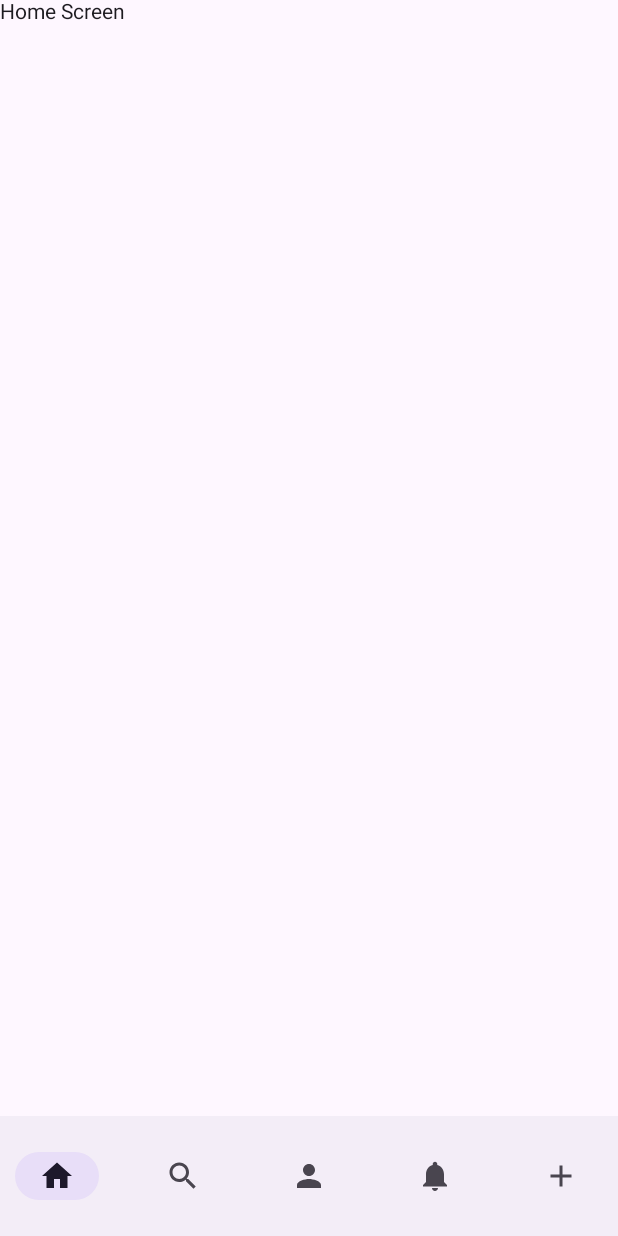
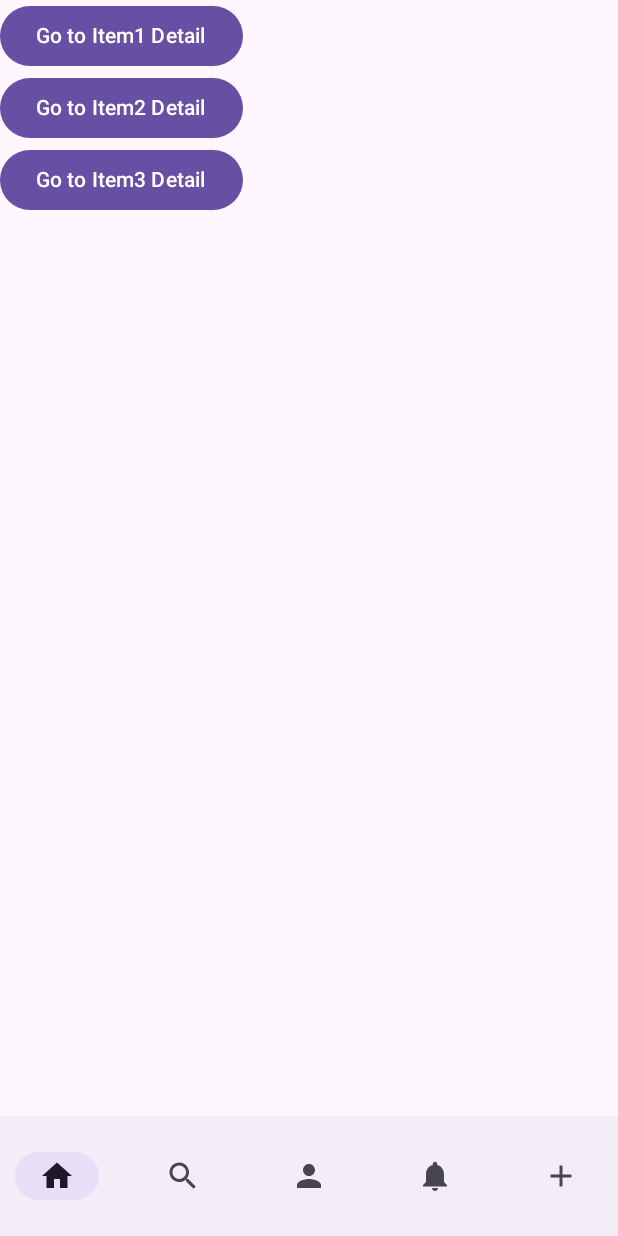
Before and after one commit to bibekgupta07/coordinator_pattern, an Android app built with Jetpack Compose: the screen it shows after launch (MainActivity), after a tap on "Login", on a phone screen of 412 x 824 dp. Run offline under Robolectric (Android 15) with nearby library versions, the phone set to English and light mode, and no system bars.

Commit message:
Homescreen  with its detailsScreen

```diff
--- a/app/src/main/java/com/bibekgupta/coordinatorpatternwitheverything/navigation/MainScreenWithBottomBar.kt
+++ b/app/src/main/java/com/bibekgupta/coordinatorpatternwitheverything/navigation/MainScreenWithBottomBar.kt
@@ -56,7 +56,7 @@ fun BottomNavigationBar(coordinator: AppCoordinator, navController: NavControlle
     NavigationBar {
         bottomNavItems.forEach { item ->
             NavigationBarItem(
-                selected = currentRoute == item.route,
+                selected = currentRoute?.startsWith(item.route) == true,
                 onClick = { coordinator.navigateTo(item.route) },
                 icon = { Icon(item.icon, contentDescription = item.contentDescription) }
             )
--- a/app/src/main/java/com/bibekgupta/coordinatorpatternwitheverything/navigation/NavGraph.kt
+++ b/app/src/main/java/com/bibekgupta/coordinatorpatternwitheverything/navigation/NavGraph.kt
@@ -14,6 +14,7 @@ import com.bibekgupta.coordinatorpatternwitheverything.ui.main.profile.ProfileSc
 import com.bibekgupta.coordinatorpatternwitheverything.ui.main.search.SearchScreen
 import com.bibekgupta.coordinatorpatternwitheverything.ui.splash.SplashScreen
 import androidx.navigation.navigation
+import com.bibekgupta.coordinatorpatternwitheverything.ui.main.home.HomeDetailScreen
 
 
 @Composable
@@ -51,6 +52,15 @@ fun NavGraph(coordinator: AppCoordinator) {
                     HomeScreen(coordinator)
                 }
             }
+            // Detail Screen, nested under Home
+            composable("${NavRoutes.HOME}/{itemId}") { backStackEntry ->
+                val itemId = backStackEntry.arguments?.getString("itemId")
+                MainScreenWithBottomBar(coordinator) {
+                    // Pass the itemId to the DetailScreen
+                    HomeDetailScreen(coordinator, itemId)
+                }
+            }
+
             // Search Screen
             composable(NavRoutes.SEARCH) {
                 MainScreenWithBottomBar(coordinator) {
--- a/app/src/main/java/com/bibekgupta/coordinatorpatternwitheverything/ui/main/home/HomeScreen.kt
+++ b/app/src/main/java/com/bibekgupta/coordinatorpatternwitheverything/ui/main/home/HomeScreen.kt
@@ -1,26 +1,24 @@
 package com.bibekgupta.coordinatorpatternwitheverything.ui.main.home
 
-import androidx.activity.compose.BackHandler
+
+import androidx.compose.foundation.layout.Column
+import androidx.compose.material3.Button
 import androidx.compose.material3.Text
 import androidx.compose.runtime.Composable
+import com.bibekgupta.coordinatorpatternwitheverything.coordinator.AppCoordinator
 import com.bibekgupta.coordinatorpatternwitheverything.navigation.NavRoutes
-import com.bibekgupta.coordinatorpatternwitheverything.coordinator.AppCoordinator
 
 @Composable
 fun HomeScreen(coordinator: AppCoordinator) {
+    val items = listOf("Item1", "Item2", "Item3")
 
-//    val navController = coordinator.navController
-//
-//    BackHandler {
-//        val currentRoute = navController.currentBackStackEntry?.destination?.route
-//        if (currentRoute == NavRoutes.HOME) {
-//            // Close the app if on Home screen
-//            System.exit(0)  // Or use Activity.finish() to close the app
-//        } else {
-//            // Navigate back to the previous screen if not on Home screen
-//            coordinator.navigateBack()
-//        }
-//    }
-
-    Text("Home Screen")
+    Column {
+        items.forEach { item ->
+            Button(onClick = {
+                coordinator.navigateTo("${NavRoutes.HOME}/$item")
+            }) {
+                Text("Go to $item Detail")
+            }
+        }
+    }
 }
```
Also changed, not shown: app/src/main/java/com/bibekgupta/coordinatorpatternwitheverything/ui/main/home/HomeDetailScreen.kt (+16 -2 lines).
